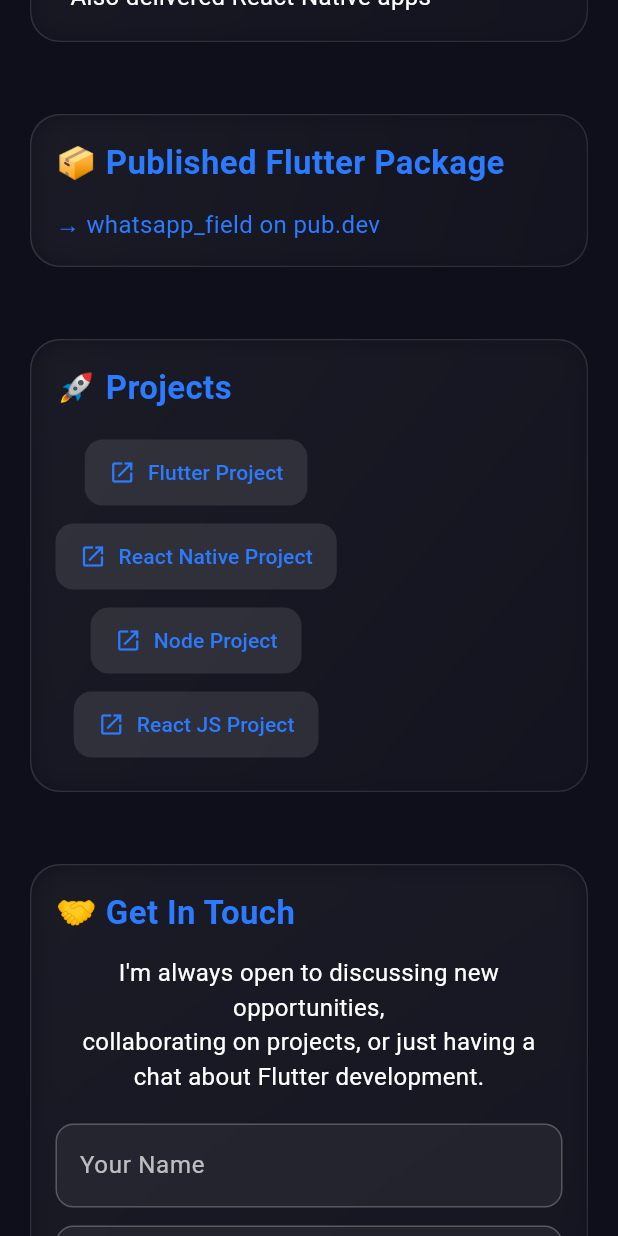
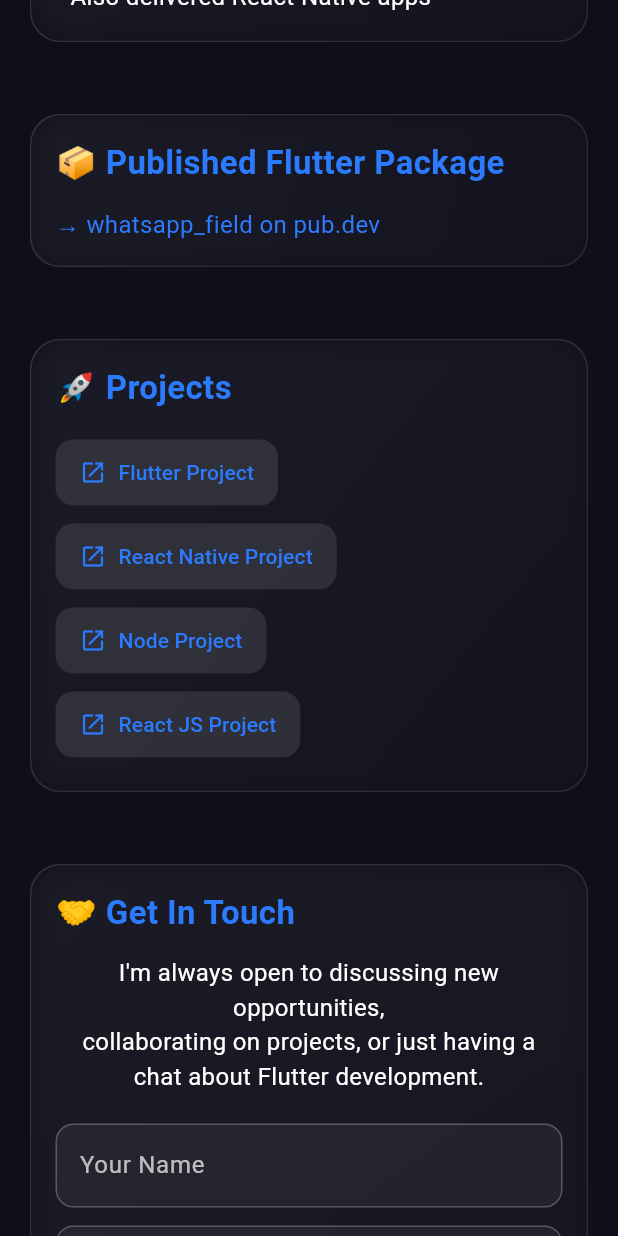
Before and after one commit to MeetMevadaStar/portfolio, a Flutter app: the screen it shows after launch, scrolled down 576 dp, on a phone screen of 412 x 824 dp. Run offline on Flutter 3.47's test engine with Material 3 defaults, Android fonts, the phone set to English and light mode, and no system bars; our stand-ins replace cloud_firestore, firebase_core, font_awesome_flutter; accounts and stored records are empty.

```diff
--- a/lib/Screens/portfolio.dart
+++ b/lib/Screens/portfolio.dart
@@ -78,11 +78,12 @@ class PortfolioPage extends StatelessWidget {
                   _glassCard(
                     title: '🚀 Projects',
                     child: Column(
+                      crossAxisAlignment: CrossAxisAlignment.start,
                       children: const [
-                        ProjectButton(title: 'Flutter Project', url: 'https://your_flutter_project.com'),
-                        ProjectButton(title: 'React Native Project', url: 'https://your_react_native_project.com'),
-                        ProjectButton(title: 'Node Project', url: 'https://your_node_project.com'),
-                        ProjectButton(title: 'React JS Project', url: 'https://your_react_project.com'),
+                        ProjectButton(title: 'Flutter Project', url: 'https://github.com/MeetMevadaStar'),
+                        ProjectButton(title: 'React Native Project', url: 'https://github.com/MeetMevadaStar'),
+                        ProjectButton(title: 'Node Project', url: 'https://github.com/MeetMevadaStar'),
+                        ProjectButton(title: 'React JS Project', url: 'https://github.com/MeetMevadaStar'),
                       ],
                     ),
                   ),
```
Also changed, not shown: 1 other file.
